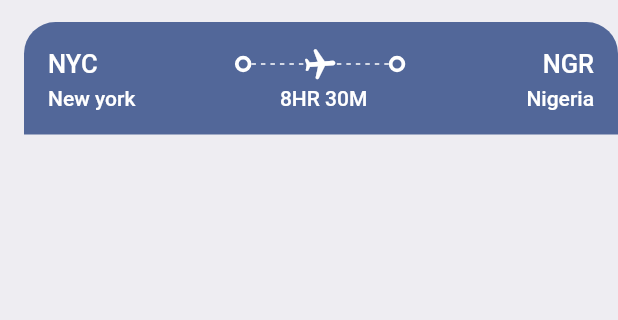
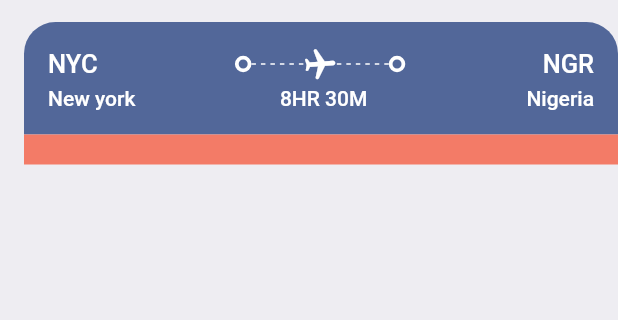
Before and after one commit to iyamujoshua/Flight_app, a Flutter app: the Homescreen screen opened directly, on a phone screen of 412 x 824 dp, the part 350-670 px from its top. Run offline on Flutter 3.47's test engine with Material 2 defaults, Android fonts, the phone set to English and light mode, and no system bars; our stand-ins replace gap.

Commit message:
ticket color change

```diff
--- a/lib/ticket_view.dart
+++ b/lib/ticket_view.dart
@@ -19,10 +19,6 @@ class TicketView extends StatelessWidget {
           children: [
             /*
             showing the blue part of the card/ticket
-            */
-            Container(),
-              /*
-            showing the orange part of the card/ticket
             */
 
             Container(
@@ -88,8 +84,29 @@ width: 100, child: Text("Nigeria", textAlign: TextAlign.end, style: style.headLi
                 ),
                 ],
               ),
-            )
+            ),
+                 Container(
+                  color: const Color(0xFFF37B67),
+                  child: Row(
+                    children: const [
+                      SizedBox(
+                        height: 20,
+                        width: 10,
+                        child: DecoratedBox(decoration: BoxDecoration(
+                          borderRadius: BorderRadius.only(
+                            topRight:Radius.circular(10),
+                             bottomRight:Radius.circular(10),
+                          )
+                        )),
+                      )
+                    ],
+                  ),
+                 ),
+              /*
+            showing the orange part of the card/ticket
+            */
           ],
+
         ),
       ),
     );
```
